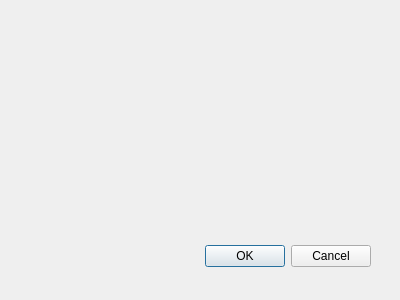
First picture: the form in addneworder.ui, repository Jarek173/sqllite_qt, before the edit.
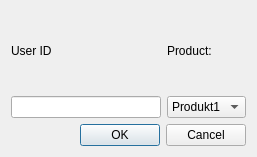
Second picture: the form after the edit.

Commit message: Add new user option

```diff
--- a/addneworder.ui
+++ b/addneworder.ui
@@ -8,29 +8,73 @@
    <rect>
     <x>0</x>
     <y>0</y>
-    <width>400</width>
-    <height>300</height>
+    <width>257</width>
+    <height>157</height>
    </rect>
   </property>
   <property name="windowTitle">
    <string>Dialog</string>
   </property>
-  <widget name="buttonBox" class="QDialogButtonBox">
-   <property name="geometry">
-    <rect>
-     <x>30</x>
-     <y>240</y>
-     <width>341</width>
-     <height>32</height>
-    </rect>
-   </property>
-   <property name="orientation">
-    <enum>Qt::Horizontal</enum>
-   </property>
-   <property name="standardButtons">
-    <set>QDialogButtonBox::Cancel|QDialogButtonBox::Ok</set>
-   </property>
-  </widget>
+  <layout class="QGridLayout" name="gridLayout">
+   <item row="0" column="0">
+    <layout class="QHBoxLayout" name="horizontalLayout">
+     <item>
+      <layout class="QVBoxLayout" name="verticalLayout">
+       <item>
+        <widget class="QLabel" name="label">
+         <property name="text">
+          <string>User ID</string>
+         </property>
+        </widget>
+       </item>
+       <item>
+        <widget class="QLineEdit" name="userIDLineEdit"/>
+       </item>
+      </layout>
+     </item>
+     <item>
+      <layout class="QVBoxLayout" name="verticalLayout_2">
+       <item>
+        <widget class="QLabel" name="label_2">
+         <property name="text">
+          <string>Product:</string>
+         </property>
+        </widget>
+       </item>
+       <item>
+        <widget class="QComboBox" name="productComboBox">
+         <item>
+          <property name="text">
+           <string>Produkt1</string>
+          </property>
+         </item>
+         <item>
+          <property name="text">
+           <string>Produkt2</string>
+          </property>
+         </item>
+         <item>
+          <property name="text">
+           <string>Produkt3</string>
+          </property>
+         </item>
+        </widget>
+       </item>
+      </layout>
+     </item>
+    </layout>
+   </item>
+   <item row="1" column="0">
+    <widget class="QDialogButtonBox" name="buttonBox">
+     <property name="orientation">
+      <enum>Qt::Horizontal</enum>
+     </property>
+     <property name="standardButtons">
+      <set>QDialogButtonBox::Cancel|QDialogButtonBox::Ok</set>
+     </property>
+    </widget>
+   </item>
+  </layout>
  </widget>
  <pixmapfunction/>
  <resources/>
```
Left out of the diff: 7 changed lines with no effect on the pictures. The commit also changes 18 other files.
